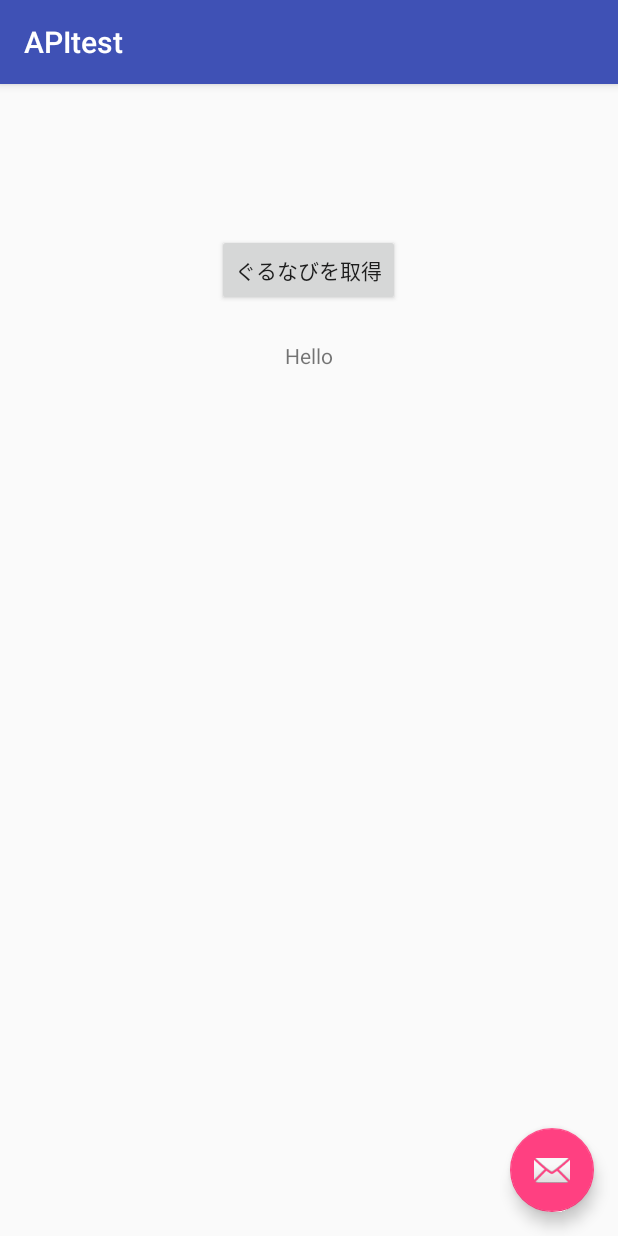
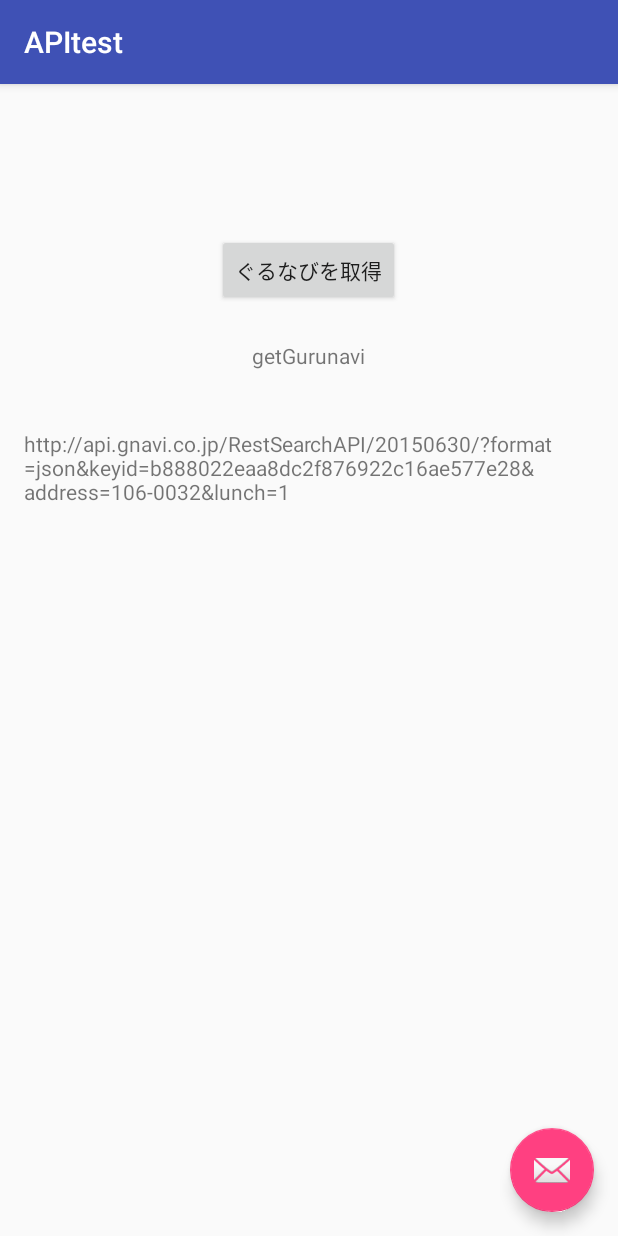
Before and after one commit to genshun9/WeatherAPI, an Android app: the screen it shows after launch (MainActivity), after a tap on "ぐるなびを取得", on a phone screen of 412 x 824 dp. Run offline under Robolectric (Android 15) with nearby library versions, the phone set to English and light mode, and no system bars.

Commit message:
コンパイルが通り、APIを取得する部分が完成

```diff
--- /dev/null
+++ b/app/src/main/java/com/example/genshun/apitest/AsyncHttpRequest.java
@@ -0,0 +1,94 @@
+package com.example.genshun.apitest;
+
+import android.app.Activity;
+import android.net.Uri;
+import android.os.AsyncTask;
+import android.widget.TextView;
+
+import com.fasterxml.jackson.databind.JsonNode;
+import com.fasterxml.jackson.databind.ObjectMapper;
+
+import java.net.HttpURLConnection;
+import java.net.URL;
+import java.util.Iterator;
+
+/**
+ * Created by genshun on 2016/03/27.
+ */
+public class AsyncHttpRequest extends AsyncTask<String, Void, String> {
+
+    private Activity MainActivity;
+
+    public AsyncHttpRequest(Activity activity) {
+
+        // 呼び出し元のアクティビティ
+        this.MainActivity = activity;
+    }
+
+    @Override
+    protected String doInBackground(String... params) {
+        String url = params[0];
+
+        try {
+            URL restSearch = new URL(url);
+            HttpURLConnection http = (HttpURLConnection) restSearch.openConnection();
+            http.setRequestMethod("GET");
+            http.connect();
+
+            //Jackson
+            ObjectMapper mapper = new ObjectMapper();
+            viewJsonNode(mapper.readTree(http.getInputStream()));
+
+        } catch (Exception e) {
+            System.out.println(e);
+            //TODO: 例外を考慮していません
+        }
+
+        return url;
+    }
+
+    private static void viewJsonNode(JsonNode nodeList) {
+        System.out.println(nodeList);
+
+        if (nodeList != null) {
+            //トータルヒット件数
+            String hitcount = "total:" + nodeList.path("total_hit_count").asText();
+            System.out.println(hitcount);
+            //restのみ取得
+            JsonNode restList = nodeList.path("rest");
+            Iterator<JsonNode> rest = restList.iterator();
+            //店舗番号、店舗名、最寄の路線、最寄の駅、最寄駅から店までの時間、店舗の小業態を出力
+            while (rest.hasNext()) {
+                JsonNode r = rest.next();
+                String id = r.path("id").asText();
+                String name = r.path("name").asText();
+                String category = r.path("category").asText();
+                String url = r.path("url").asText();
+                String address = r.path("address").asText();
+                String line = r.path("access").path("line").asText();
+                String station = r.path("access").path("station").asText();
+                String walk = r.path("access").path("walk").asText() + "分";
+                String categorys = "";
+
+                for (JsonNode n : r.path("code").path("category_name_s")) {
+                    categorys += n.asText();
+                }
+                System.out.println(id + "¥t" + name + "¥t" + line + "¥t" + station + "¥t" + walk + "¥t" + categorys);
+            }
+        }
+
+    }
+
+    @Override
+    protected void onPostExecute(String param) {
+        // 取得した結果をテキストビューに入れちゃったり
+        TextView textView = (TextView) this.MainActivity.findViewById(R.id.urlTextView);
+
+        // TextViewの文字列をセット
+        textView.setText(param);
+
+        System.out.println("FINISH");
+
+        return;
+    }
+}
--- a/app/src/main/java/com/example/genshun/apitest/MainActivity.java
+++ b/app/src/main/java/com/example/genshun/apitest/MainActivity.java
@@ -21,7 +21,7 @@ import java.util.Random;
 public class MainActivity extends AppCompatActivity {
 
     @Override
-    protected void onCreate(Bundle savedInstanceState) {
+    public void onCreate(Bundle savedInstanceState) {
         super.onCreate(savedInstanceState);
         setContentView(R.layout.activity_main);
         Toolbar toolbar = (Toolbar) findViewById(R.id.toolbar);
@@ -35,36 +35,23 @@ public class MainActivity extends AppCompatActivity {
                         .setAction("Action", null).show();
             }
         });
+
     }
 
-//    public void getGurunavi(View view) {
-//        TextView tv = (TextView) findViewById(R.id.myTextView);
-//        String[] results = {
-//                "大吉",
-//                "吉",
-//                "凶"
-//        };
-//        Random randomGenerator = new Random();
-//        int num = randomGenerator.nextInt(results.length);
-//        if ( num == 0) {
-//            tv.setTextColor(Color.RED);
-//        }else {
-//            tv.setTextColor(Color.rgb(0,0,0));
-//        }
-//
-//
-//        tv.setText(results[num]);
-//    }
+    public void getGurunavi(View view) {
+        TextView tv = (TextView) findViewById(R.id.myTextView);
+        String result1 = "getGurunavi";
+        tv.setText(result1);
 
-        public static void getGurunavi(String[] args) {
+        if (view.getId() == R.id.buttonA) {
             // アクセスキー
-        String acckey = "c5ce4417cf026cf0635428cf0e6fa8c3";
+            String acckey = "b888022eaa8dc2f876922c16ae577e28";
             // 住所
             String address = "106-0032";
             // ランチ
             String lunch = "1";
             // 範囲
-        String range = "1";
+//            String range = "1";
             // 返却形式
             String format = "json";
             // エンドポイント
@@ -73,7 +60,7 @@ public class MainActivity extends AppCompatActivity {
             String prmKeyid = "&keyid=" + acckey;
             String prmAddress = "&address=" + address;
             String prmLunch = "&lunch=" + lunch;
-        String prmRange = "&range=" + range;
+//            String prmRange = "&range=" + range;
 
             // URI組み立て
             StringBuffer uri = new StringBuffer();
@@ -82,54 +69,13 @@ public class MainActivity extends AppCompatActivity {
             uri.append(prmKeyid);
             uri.append(prmAddress);
             uri.append(prmLunch);
-        uri.append(prmRange);
+//            uri.append(prmRange);
 
-        // API実行、結果を取得し出力
-        getNodeList(uri.toString());
+            String url = uri.toString();
 
-    }
-
-    private static void getNodeList(String url) {
-        try {
-            URL restSearch = new URL(url);
-            HttpURLConnection http = (HttpURLConnection) restSearch.openConnection();
-            http.setRequestMethod("GET");
-            http.connect();
-            //Jackson
-            ObjectMapper mapper = new ObjectMapper();
-            viewJsonNode(mapper.readTree(http.getInputStream()));
-
-        } catch (Exception e) {
-            //TODO: 例外を考慮していません
-        }
-
-    }
-
-    private static void viewJsonNode(JsonNode nodeList) {
-        if (nodeList != null) {
-            //トータルヒット件数
-            String hitcount = "total:" + nodeList.path("total_hit_count").asText();
-            System.out.println(hitcount);
-            //restのみ取得
-            JsonNode restList = nodeList.path("rest");
-            Iterator<JsonNode> rest = restList.iterator();
-            //店舗番号、店舗名、最寄の路線、最寄の駅、最寄駅から店までの時間、店舗の小業態を出力
-            while (rest.hasNext()) {
-                JsonNode r = rest.next();
-                String id = r.path("id").asText();
-                String name = r.path("name").asText();
-                String line = r.path("access").path("line").asText();
-                String station = r.path("access").path("station").asText();
-                String walk = r.path("access").path("walk").asText() + "分";
-                String categorys = "";
-
-                for (JsonNode n : r.path("code").path("category_name_s")) {
-                    categorys += n.asText();
-                }
-                System.out.println(id + "¥t" + name + "¥t" + line + "¥t" + station + "¥t" + walk + "¥t" + categorys);
+            AsyncHttpRequest task = new AsyncHttpRequest(this);
+            task.execute(url);
         }
     }
 
 }
-
-}
--- a/app/src/main/res/layout/content_main.xml
+++ b/app/src/main/res/layout/content_main.xml
@@ -33,6 +33,15 @@
         android:layout_centerHorizontal="true"
         android:layout_marginTop="23dp" />
 
+    <TextView
+        android:id="@+id/urlTextView"
+        android:layout_width="wrap_content"
+        android:layout_height="wrap_content"
+        android:text="結果..."
+        android:layout_marginTop="39dp"
+        android:layout_below="@+id/myTextView"
+        android:layout_centerHorizontal="true" />
+
     <!--<ListView-->
         <!--android:layout_width="match_parent"-->
         <!--android:layout_height="match_parent"-->
```
Lines whose indentation alone changed are shown as unchanged.
